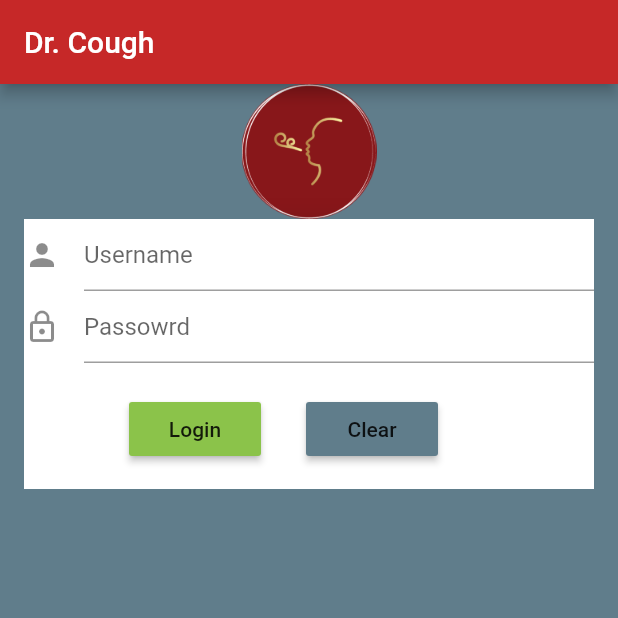
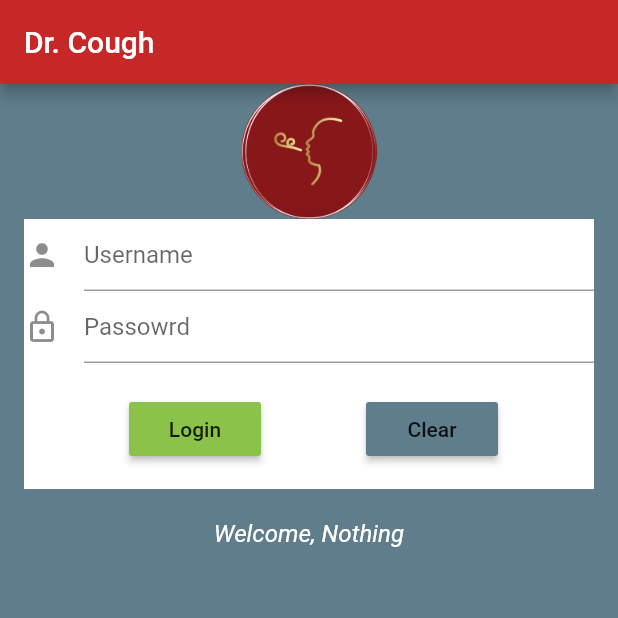
Before and after one commit to CharlesNJ/login_app, a Flutter app: the screen it shows after launch, after a tap on "Login", on a phone screen of 412 x 824 dp, the top half of it. Run offline on Flutter 3.47's test engine with Material 2 defaults, Android fonts, the phone set to English and light mode, and no system bars.

Commit message:
username password and the login buttons with welcome line

```diff
--- a/lib/ui/loign.dart
+++ b/lib/ui/loign.dart
@@ -7,10 +7,27 @@ class Login extends StatefulWidget {
     return new LoginState();
   }
 }
-class LoginState extends State<Login>{
 
+class LoginState extends State<Login> {
   final TextEditingController _userController = new TextEditingController();
   final TextEditingController _passwordController = new TextEditingController();
+  String _welcomeString ="";
+  void _erase() {
+    setState(() {
+      _userController.clear();
+      _passwordController.clear();
+    });
+  }
+
+  void _showWelcome(){
+    setState(() {
+      if (_userController.text.isNotEmpty && _passwordController.text.isNotEmpty){
+        _welcomeString = _userController.text;
+      }
+      else
+        _welcomeString = 'Nothing';
+    });
+  }
 
   @override
   Widget build(BuildContext context) {
@@ -19,70 +36,69 @@ class LoginState extends State<Login>{
         backgroundColor: Colors.blueGrey,
         appBar: new AppBar(
           title: new Text('Dr. Cough'),
-        backgroundColor: Colors.red.shade800,),
+          backgroundColor: Colors.red.shade800,
+        ),
         body: new Container(
           alignment: Alignment.topCenter,
-          child: new Column(
-            children: <Widget>[
-              new Image.asset('images/logo.png',
-              width:90,
+          child: new Column(children: <Widget>[
+            new Image.asset(
+              'images/logo.png',
+              width: 90,
               height: 90,
               //color: Colors.amber,
             ),
-
             new Container(
               height: 180,
-                width: 380, color: Colors.white,
+              width: 380,
+              color: Colors.white,
               child: new Column(
                 children: <Widget>[
                   new TextField(
                     controller: _userController,
                     decoration: new InputDecoration(
-                      hintText: 'Username',
-                        icon: new Icon(Icons.person)
+                        hintText: 'Username', icon: new Icon(Icons.person)),
                   ),
-                  )         ,
                   new TextField(
                       controller: _passwordController,
                       decoration: new InputDecoration(
                           hintText: 'Passowrd',
-                        icon: new Icon(Icons.lock_outline)
-                  )),
+                          icon: new Icon(Icons.lock_outline))),
                   new Padding(padding: new EdgeInsets.all(10)),
                   new Center(
                       child: new Row(
                     children: <Widget>[
                       new Container(
                         margin: const EdgeInsets.only(left: 70),
-                    child: new RaisedButton(onPressed:()=> debugPrint('Login pressed'),
+                        child: new RaisedButton(
+                          onPressed: _showWelcome,
                           color: Colors.lightGreen,
-
                           child: new Text('Login'),
                         ),
                       ),
-
                       new Container(
-                          margin: const EdgeInsets.only(left: 30),
-                          child: new RaisedButton(onPressed:()=> debugPrint('Clear pressed'),
+                        margin: const EdgeInsets.only(left: 70),
+                        child: new RaisedButton(
+                          onPressed: () => _erase(),
                           color: Colors.blueGrey,
-
                           child: new Text('Clear'),
                         ),
                       )
                     ],
-                    )
-
-                  )
+                  ))
                 ],
               ),
-              )     ]   )
-    ,
-          )
-        );
-
-
-
-
+            ),
+            new Padding(padding: new EdgeInsets.all(10)),
+            new Center(
+              child: new Container(
+                child: new Text('Welcome, $_welcomeString',
+                    style: new TextStyle(
+                        color: Colors.white,
+                        fontSize: 16,
+                        fontStyle: FontStyle.italic)),
+              ),
+            ),
+          ]),
+        ));
   }
-
 }
```
Lines whose indentation alone changed are shown as unchanged.
